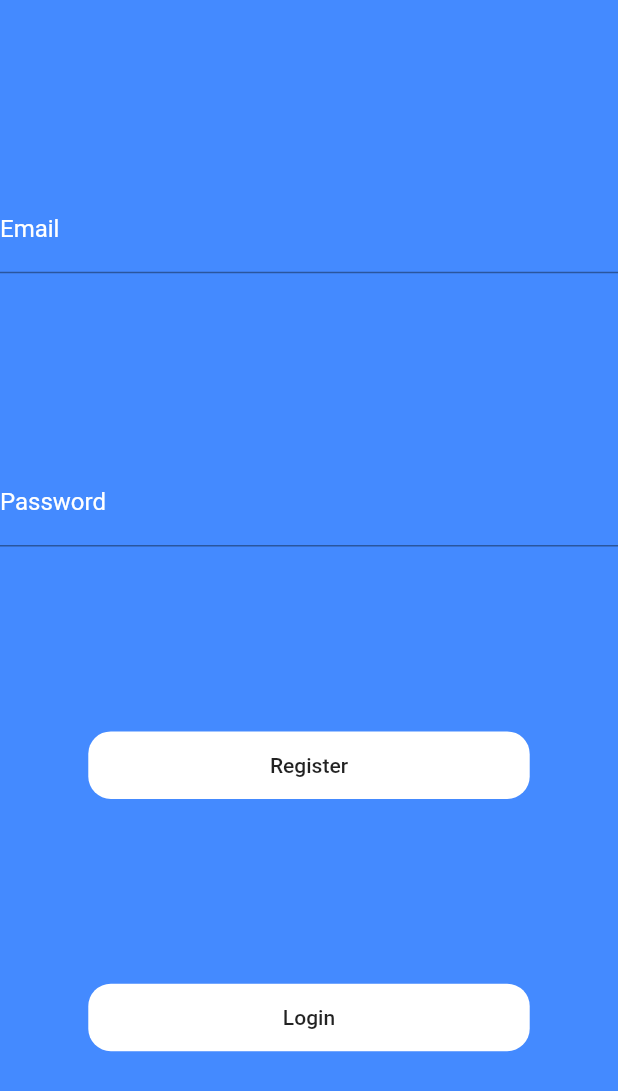
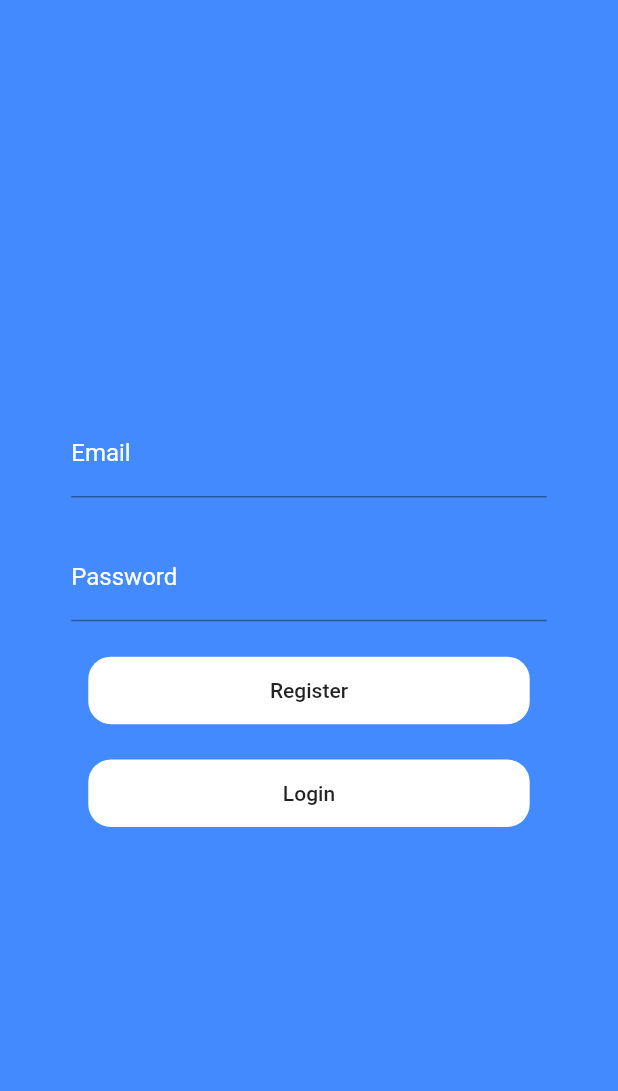
Before and after one commit to BlackpearlJack/flutter, a Flutter app: the screen it shows after launch, on a phone screen of 412 x 824 dp. Shown: the top 1091 px of the screen. Run offline on Flutter 3.47's test engine with Material 2 defaults, Android fonts, the light colour scheme and no system bars; our stand-ins replace cloud_firestore, firebase_auth, firebase_core; missing offline and left inert: dart:html, flutter_dialogflow; accounts and stored records are empty; project files that could hold a hidden picture were left out.

Commit message:
firebase firestore authentication

```diff
--- a/medlink_app/lib/ui/authentication.dart
+++ b/medlink_app/lib/ui/authentication.dart
@@ -25,9 +25,12 @@ class _AuthenticationState extends State<Authentication> {
             color: Colors.blueAccent
           ),
           child: Column(
-            mainAxisAlignment: MainAxisAlignment.spaceEvenly,
+            mainAxisAlignment: MainAxisAlignment.center,
             children: [
-              TextFormField(
+              Container(
+                width: MediaQuery.of(context).size.width/1.3,
+                child: TextFormField(
+                  style: TextStyle(color: Colors.white),
                   controller: _emailField,
                   decoration: InputDecoration(
                     hintText: "something@email.com",
@@ -37,7 +40,12 @@ class _AuthenticationState extends State<Authentication> {
                     ),
                   ),
                 ),
-              TextFormField(
+              ),
+              SizedBox(height: MediaQuery.of(context).size.height/35),
+              Container(
+                  width: MediaQuery.of(context).size.width/1.3,
+                  child: TextFormField(
+                    style: TextStyle(color: Colors.white),
                     controller: _passwordField,
                     decoration: InputDecoration(
                       hintText: "password",
@@ -47,7 +55,9 @@ class _AuthenticationState extends State<Authentication> {
                       ),
                     ),
                     obscureText: true,
+                  )
               ),
+              SizedBox(height: MediaQuery.of(context).size.height/35),
               Container(
                 width: MediaQuery.of(context).size.width/1.4,
                 height: 45,
@@ -73,6 +83,7 @@ class _AuthenticationState extends State<Authentication> {
                   child: Text("Register"),
                 ),
               ),
+              SizedBox(height: MediaQuery.of(context).size.height/35),
               Container(
                 width: MediaQuery.of(context).size.width/1.4,
                 height: 45,
```
Also changed, not shown: medlink_app/lib/net/flutterfire.dart (+27 -1 lines), medlink_app/lib/ui/add_view.dart (added, +69 -0 lines), medlink_app/lib/ui/home_view.dart (+58 -9 lines). Lines whose indentation alone changed are shown as unchanged.
